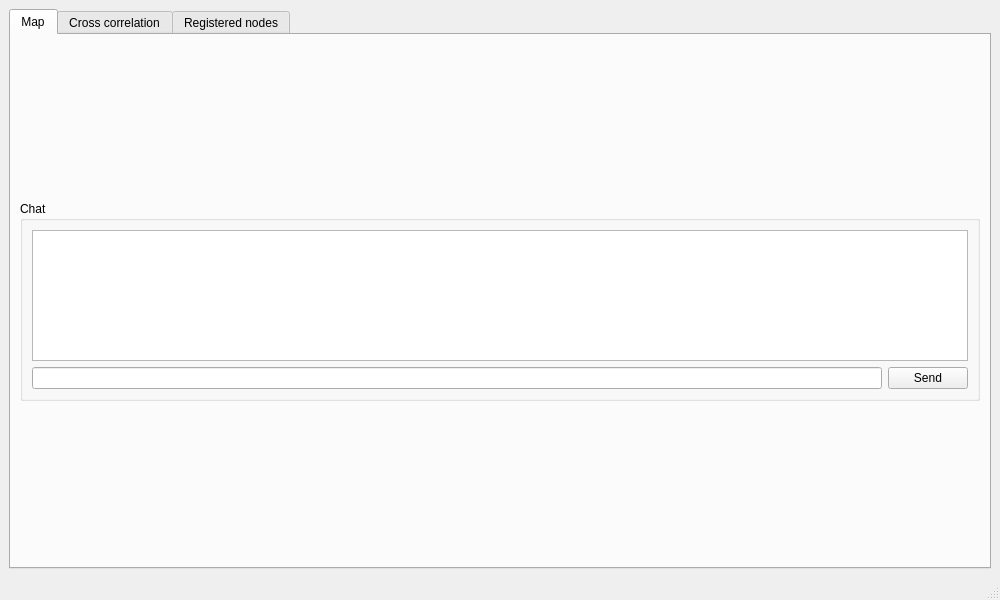
Above: python/main_window.ui from rwth-ti/gr-localization before the change. Below: the same form after it.
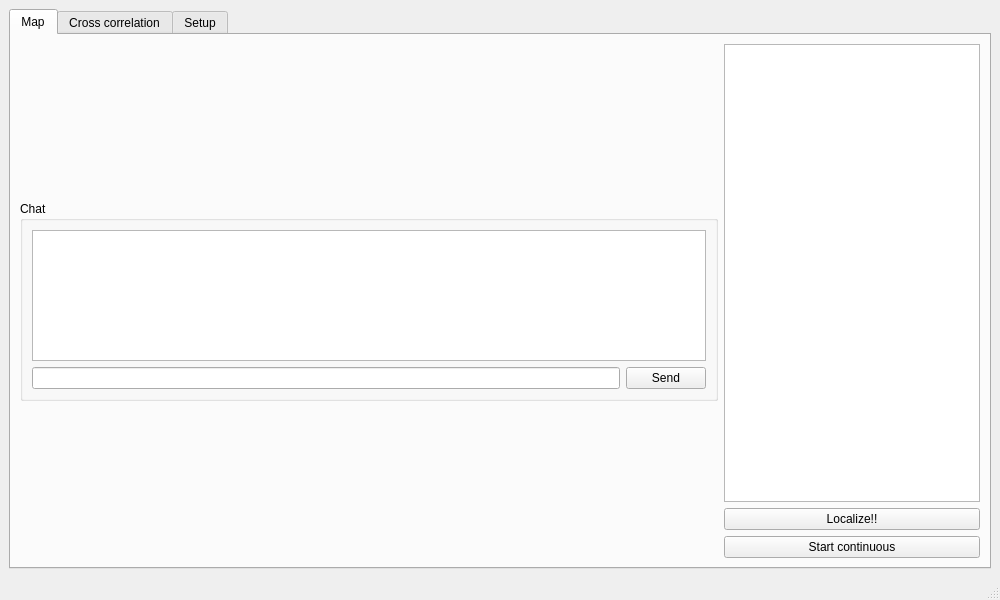
That is the form after the change. Custom widgets are drawn as their Qt base class.

Commit message: add receivers set position

```diff
--- a/python/main_window.ui
+++ b/python/main_window.ui
@@ -20,7 +20,7 @@
    <string>USRP Sync Example</string>
   </property>
   <widget class="QWidget" name="centralwidget">
-   <layout class="QVBoxLayout" name="verticalLayout_5">
+   <layout class="QHBoxLayout" name="horizontalLayout_5">
     <item>
      <widget class="QTabWidget" name="tabWidget">
       <property name="currentIndex">
@@ -31,10 +31,12 @@
         <string>Map</string>
        </attribute>
        <layout class="QGridLayout" name="gridLayout_7">
-        <item row="0" column="0">
+        <item row="2" column="1">
+         <layout class="QVBoxLayout" name="verticalLayout_8">
+          <item>
          <layout class="QVBoxLayout" name="verticalLayoutMap"/>
         </item>
-        <item row="1" column="0">
+          <item>
          <widget class="QGroupBox" name="groupBox_10">
           <property name="maximumSize">
            <size>
@@ -71,6 +73,51 @@
          </widget>
         </item>
        </layout>
+        </item>
+        <item row="2" column="2">
+         <layout class="QVBoxLayout" name="verticalLayout_9">
+          <item>
+           <widget class="QTableView" name="tableViewReceiversPosition">
+            <property name="sizePolicy">
+             <sizepolicy hsizetype="Fixed" vsizetype="Expanding">
+              <horstretch>0</horstretch>
+              <verstretch>0</verstretch>
+             </sizepolicy>
+            </property>
+            <property name="maximumSize">
+             <size>
+              <width>350</width>
+              <height>16777215</height>
+             </size>
+            </property>
+            <attribute name="horizontalHeaderMinimumSectionSize">
+             <number>60</number>
+            </attribute>
+            <attribute name="horizontalHeaderStretchLastSection">
+             <bool>true</bool>
+            </attribute>
+            <attribute name="verticalHeaderStretchLastSection">
+             <bool>false</bool>
+            </attribute>
+           </widget>
+          </item>
+          <item>
+           <widget class="QPushButton" name="pushButtonOnce">
+            <property name="text">
+             <string>Localize!!</string>
+            </property>
+           </widget>
+          </item>
+          <item>
+           <widget class="QPushButton" name="pushButtonContinuous">
+            <property name="text">
+             <string>Start continuous</string>
+            </property>
+           </widget>
+          </item>
+         </layout>
+        </item>
+       </layout>
       </widget>
       <widget class="QWidget" name="tab_2">
        <attribute name="title">
@@ -214,7 +261,7 @@
       </widget>
       <widget class="QWidget" name="tab_3">
        <attribute name="title">
-        <string>Registered nodes</string>
+        <string>Setup</string>
        </attribute>
        <layout class="QGridLayout" name="gridLayout_5">
         <item row="0" column="0">
```
Lines whose indentation alone changed are shown as unchanged. The commit also changes 4 other files.
